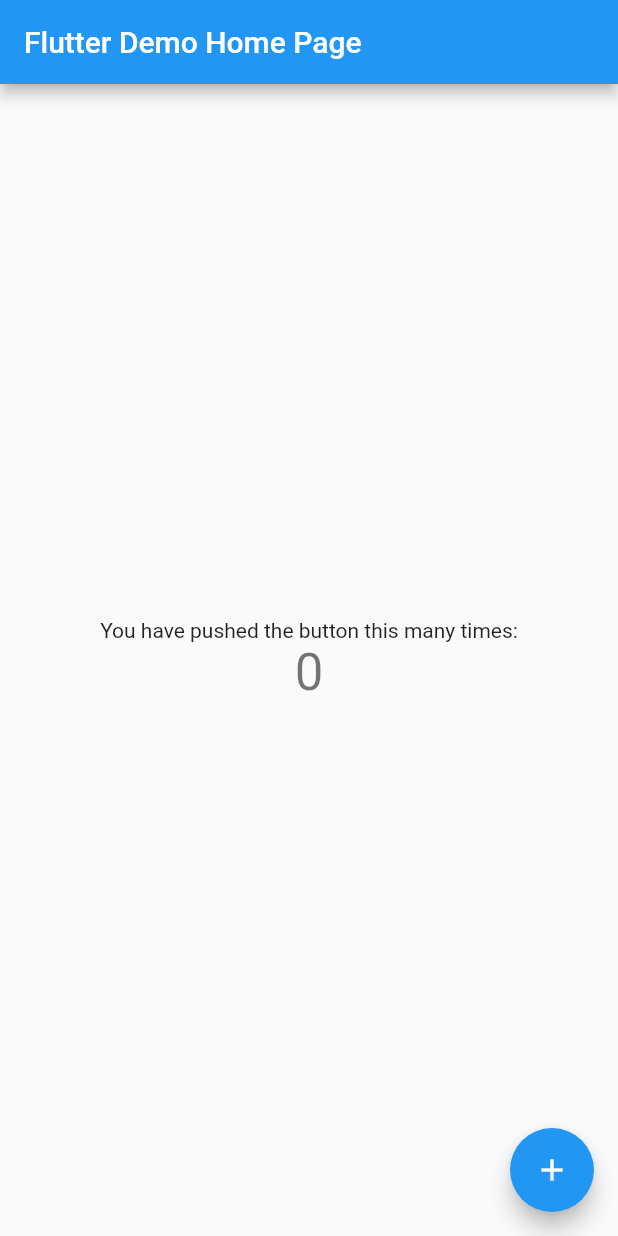
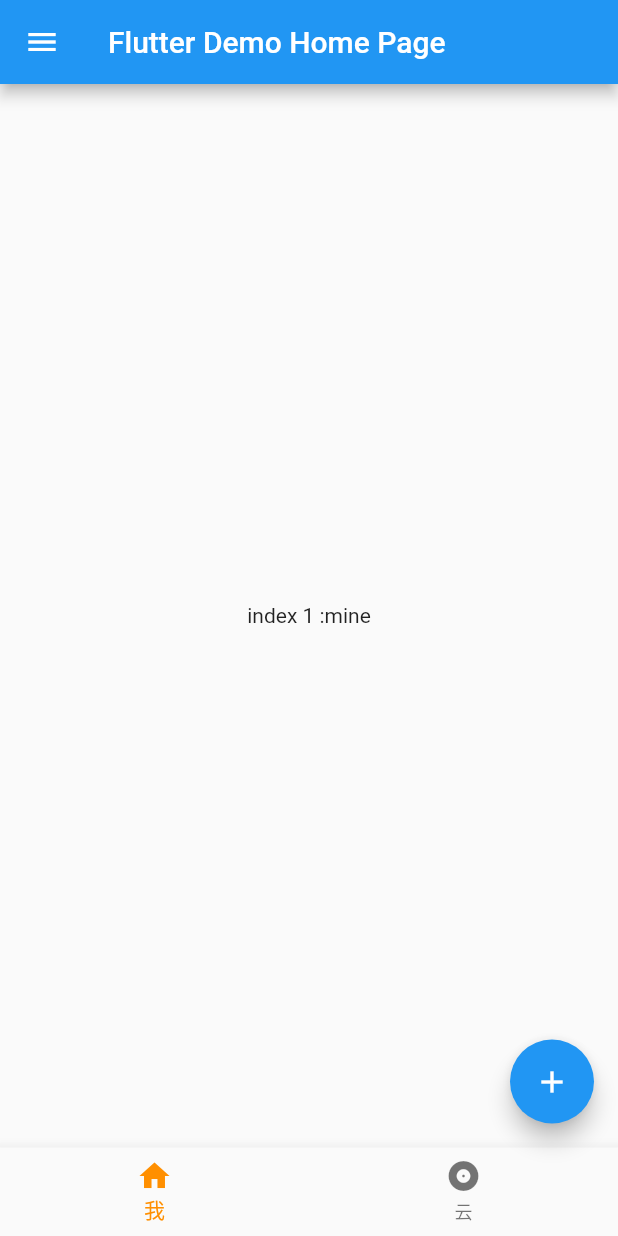
Before and after one commit to fcrab/FccHomeApp, a Flutter app: the screen it shows after launch, on a phone screen of 412 x 824 dp. Run offline on Flutter 3.47's test engine with Material 2 defaults, Android fonts, the phone set to English and light mode, and no system bars.

Commit message:
add pages

```diff
--- /dev/null
+++ b/fcc_home/lib/auth_page.dart
@@ -0,0 +1,3 @@
+/**
+ * user auth
+ */
--- /dev/null
+++ b/fcc_home/lib/home_page_widget.dart
@@ -0,0 +1,60 @@
+import 'package:flutter/material.dart';
+
+class HomePageWidget extends StatefulWidget {
+  const HomePageWidget({Key? key, required this.title}) : super(key: key);
+  final String title;
+
+  @override
+  State<HomePageWidget> createState() => _HomePageWidgetState();
+}
+
+class _HomePageWidgetState extends State<HomePageWidget> {
+  void _incrementCounter() {
+    setState(() {});
+  }
+
+  int _selectedIndex = 0;
+
+  static const List<Widget> _pageWidget = <Widget>[
+    Text('index 1 :mine'),
+    Text('index 2: server')
+  ];
+
+  void _onTapItem(int index) {
+    setState(() {
+      _selectedIndex = index;
+    });
+  }
+
+  @override
+  Widget build(BuildContext context) {
+    return Scaffold(
+      appBar: AppBar(
+        // Here we take the value from the MyHomePage object that was created by
+        // the App.build method, and use it to set our appbar title.
+        title: Text(widget.title),
+      ),
+      drawer: const Drawer(
+        child: Text("test"),
+      ),
+      body: Center(
+        child: _pageWidget.elementAt(_selectedIndex),
+      ),
+      floatingActionButton: FloatingActionButton(
+        onPressed: _incrementCounter,
+        tooltip: 'Increment',
+        child: const Icon(Icons.add),
+      ),
+      // This trailing comma makes auto-formatting nicer for build methods.
+      bottomNavigationBar: BottomNavigationBar(
+        items: const [
+          BottomNavigationBarItem(icon: Icon(Icons.home), label: '我'),
+          BottomNavigationBarItem(icon: Icon(Icons.album), label: '云')
+        ],
+        currentIndex: _selectedIndex,
+        selectedItemColor: Colors.amber[800],
+        onTap: _onTapItem,
+      ),
+    );
+  }
+}
--- a/fcc_home/lib/main.dart
+++ b/fcc_home/lib/main.dart
@@ -1,4 +1,6 @@
 import 'package:flutter/material.dart';
+
+import 'home_page_widget.dart';
 
 void main() {
   runApp(const MyApp());
@@ -24,7 +26,8 @@ class MyApp extends StatelessWidget {
         // is not restarted.
         primarySwatch: Colors.blue,
       ),
-      home: const MyHomePage(title: 'Flutter Demo Home Page'),
+      // home: const MyHomePage(title: 'Flutter Demo Home Page'),
+      home: const HomePageWidget(title: 'Flutter Demo Home Page'),
     );
   }
 }
```
Also changed, not shown: fcc_home/lib/mine_page_widget.dart (added), fcc_home/lib/server_api.dart (added), fcc_home/lib/server_page_widget.dart (added), 1 other file.
